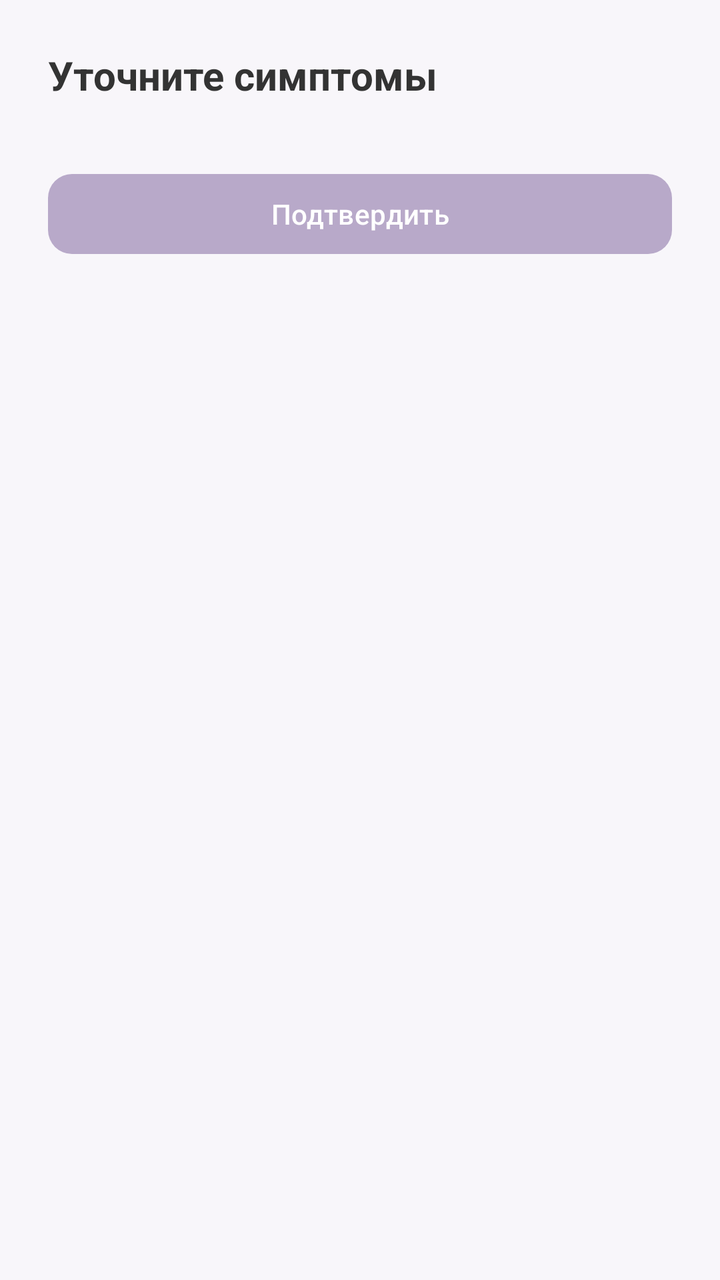
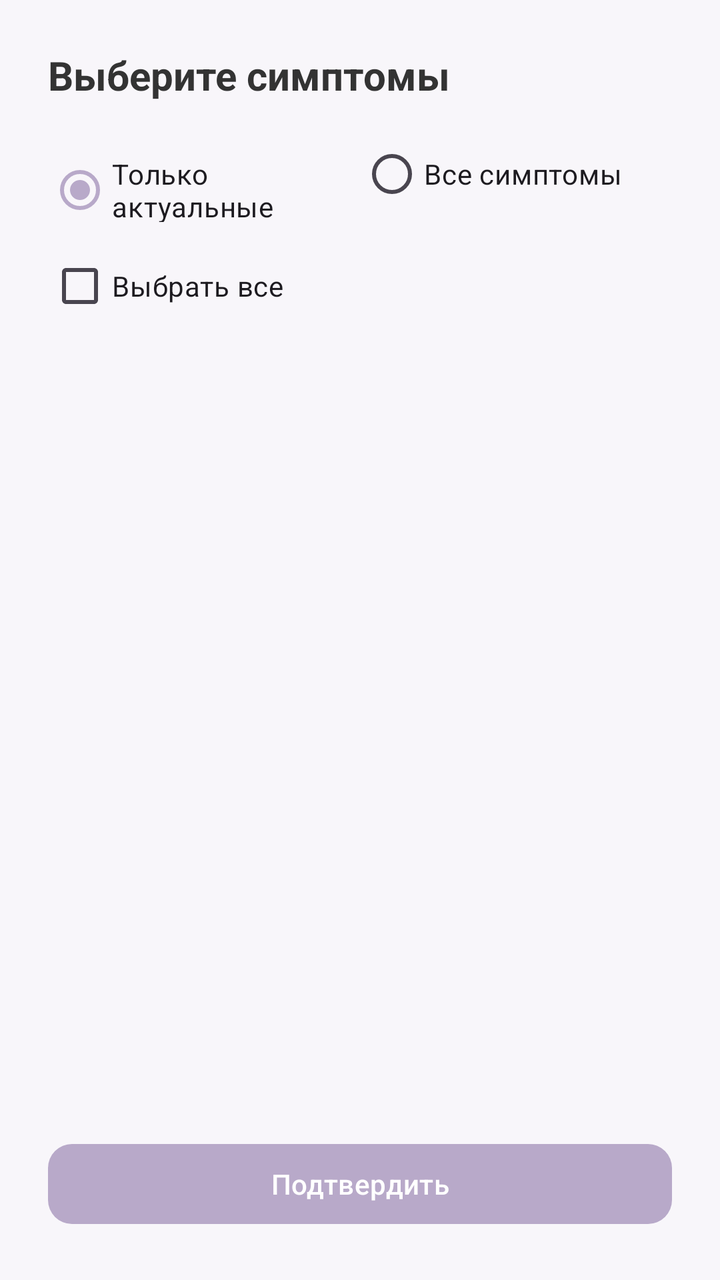

Screens rendered from an Android XML layout before and after an edit, with the pre-edit source and the edit as a unified diff.
<!-- AndroidManifest.xml: application theme Theme.Pillulkin -->
<!-- res/layout/dialog_diagnosis.xml -->
<?xml version="1.0" encoding="utf-8"?>
<LinearLayout xmlns:android="http://schemas.android.com/apk/res/android"
    xmlns:app="http://schemas.android.com/apk/res-auto"
    android:layout_width="match_parent"
    android:layout_height="wrap_content"
    android:orientation="vertical"
    android:padding="24dp">

    <TextView
        android:layout_width="match_parent"
        android:layout_height="wrap_content"
        android:text="@string/diagnose_title"
        android:textSize="20sp"
        android:textStyle="bold"
        android:textColor="@color/on_background"
        android:layout_marginBottom="16dp" />

    <LinearLayout
        android:id="@+id/checkboxContainer"
        android:layout_width="match_parent"
        android:layout_height="wrap_content"
        android:orientation="vertical" />

    <com.google.android.material.button.MaterialButton
        android:id="@+id/btnConfirmDiagnosis"
        android:layout_width="match_parent"
        android:layout_height="wrap_content"
        android:layout_marginTop="16dp"
        android:text="@string/diagnose_confirm"
        app:cornerRadius="12dp" />

</LinearLayout>
<!-- resources referenced by this layout -->
<resources>
  <color name="on_background">#FF333333</color>
  <string name="diagnose_confirm">Подтвердить</string>
  <string name="diagnose_title">Уточните симптомы</string>
  <style name="Theme.Pillulkin" parent="Base.Theme.Pillulkin" />
  <style name="Base.Theme.Pillulkin" parent="Theme.Material3.DayNight.NoActionBar">
          <item name="colorPrimary">@color/primary</item>
          <item name="colorPrimaryDark">@color/primary_dark</item>
          <item name="colorSecondary">@color/secondary</item>
          <item name="colorTertiary">@color/tertiary</item>
          <item name="android:colorBackground">@color/background</item>
          <item name="colorSurface">@color/surface</item>
          <item name="colorError">@color/error</item>
          <item name="colorOnPrimary">@color/on_primary</item>
          <item name="colorOnSecondary">@color/on_secondary</item>
          <item name="colorOnBackground">@color/on_background</item>
          <item name="colorOnSurface">@color/on_surface</item>
          <item name="colorOnError">@color/on_error</item>
      </style>
  <color name="primary">#B8A9C9</color>
  <color name="primary_dark">#9B8BB8</color>
  <color name="secondary">#88C9BF</color>
  <color name="tertiary">#A8D5A2</color>
  <color name="background">#F8F6FA</color>
  <color name="surface">#FFFFFFFF</color>
  <color name="error">#E57373</color>
  <color name="on_primary">#FFFFFFFF</color>
  <color name="on_secondary">#FFFFFFFF</color>
  <color name="on_surface">#FF333333</color>
  <color name="on_error">#FFFFFFFF</color>
</resources>

<!-- the commit's change to res/layout/dialog_diagnosis.xml (unified diff, before → after) -->
@@ -7,25 +7,66 @@
     android:padding="24dp">
 
     <TextView
+        android:id="@+id/tvDiagnosisTitle"
         android:layout_width="match_parent"
         android:layout_height="wrap_content"
         android:text="@string/diagnose_title"
         android:textSize="20sp"
         android:textStyle="bold"
         android:textColor="@color/on_background"
-        android:layout_marginBottom="16dp" />
+        android:layout_marginBottom="12dp" />
 
-    <LinearLayout
-        android:id="@+id/checkboxContainer"
+    <RadioGroup
+        android:id="@+id/rgFilter"
         android:layout_width="match_parent"
         android:layout_height="wrap_content"
-        android:orientation="vertical" />
+        android:orientation="horizontal"
+        android:layout_marginBottom="8dp">
+
+        <RadioButton
+            android:id="@+id/rbActualOnly"
+            android:layout_width="0dp"
+            android:layout_height="wrap_content"
+            android:layout_weight="1"
+            android:checked="true"
+            android:text="@string/diagnose_filter_actual"
+            android:textSize="14sp" />
+
+        <RadioButton
+            android:id="@+id/rbAllSymptoms"
+            android:layout_width="0dp"
+            android:layout_height="wrap_content"
+            android:layout_weight="1"
+            android:text="@string/diagnose_filter_all"
+            android:textSize="14sp" />
+    </RadioGroup>
+
+    <CheckBox
+        android:id="@+id/cbSelectAll"
+        android:layout_width="match_parent"
+        android:layout_height="wrap_content"
+        android:text="@string/diagnose_select_all"
+        android:textSize="14sp"
+        android:layout_marginBottom="4dp" />
+
+    <androidx.core.widget.NestedScrollView
+        android:layout_width="match_parent"
+        android:layout_height="0dp"
+        android:layout_weight="1"
+        android:maxHeight="300dp">
+
+        <LinearLayout
+            android:id="@+id/checkboxContainer"
+            android:layout_width="match_parent"
+            android:layout_height="wrap_content"
+            android:orientation="vertical" />
+    </androidx.core.widget.NestedScrollView>
 
     <com.google.android.material.button.MaterialButton
         android:id="@+id/btnConfirmDiagnosis"
         android:layout_width="match_parent"
         android:layout_height="wrap_content"
-        android:layout_marginTop="16dp"
+        android:layout_marginTop="12dp"
         android:text="@string/diagnose_confirm"
         app:cornerRadius="12dp" />
 
<!-- resource entries referenced after the edit -->
@@ -2,7 +2,10 @@
 <resources>
   <color name="on_background">#FF333333</color>
   <string name="diagnose_confirm">Подтвердить</string>
-  <string name="diagnose_title">Уточните симптомы</string>
+  <string name="diagnose_filter_actual">Только актуальные</string>
+  <string name="diagnose_filter_all">Все симптомы</string>
+  <string name="diagnose_select_all">Выбрать все</string>
+  <string name="diagnose_title">Выберите симптомы</string>
   <style name="Theme.Pillulkin" parent="Base.Theme.Pillulkin" />
   <style name="Base.Theme.Pillulkin" parent="Theme.Material3.DayNight.NoActionBar">
           <item name="colorPrimary">@color/primary</item>
